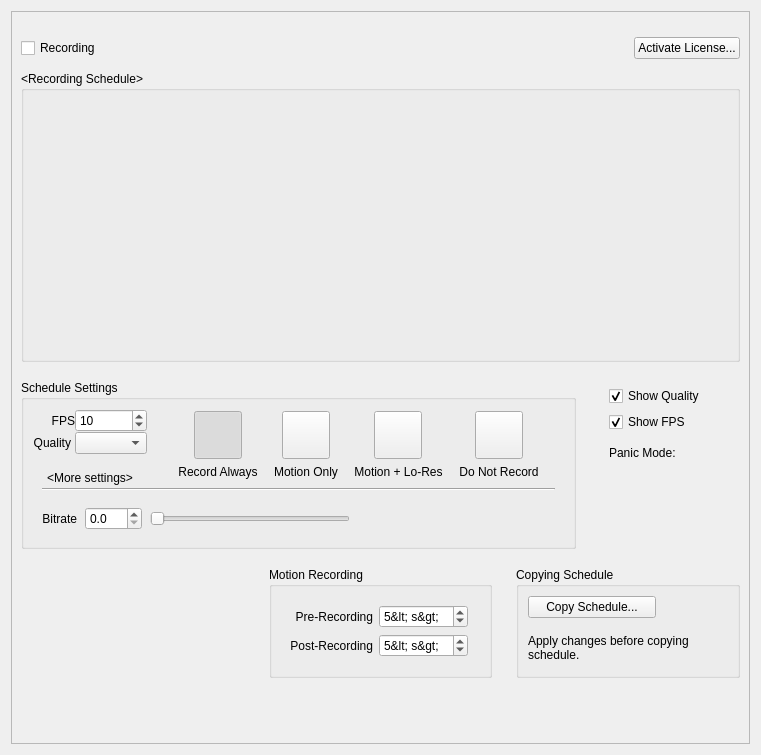
First picture: the form in client/nx_client_desktop/src/ui/widgets/properties/camera_schedule_widget.ui, repository networkoptix/nx_open, before the edit.
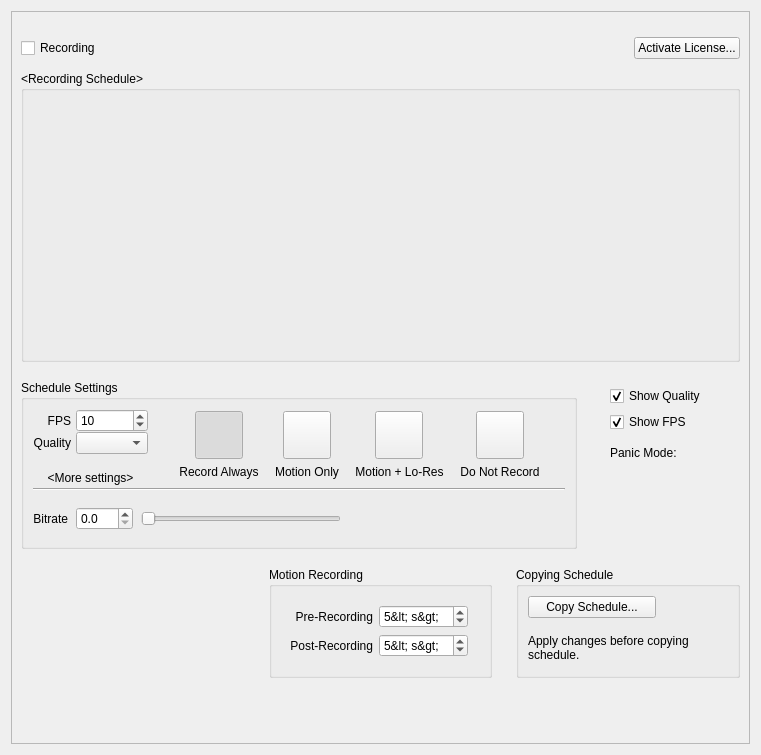
Second picture: the form after the edit. Custom widgets are drawn as their Qt base class.

Commit message:
VMS-9307 Fixing HintButton behaviour
<==== Mercurial data ====>
Branch: vms_3.2_release

The edit to the form file:
```diff
--- a/client/nx_client_desktop/src/ui/widgets/properties/camera_schedule_widget.ui
+++ b/client/nx_client_desktop/src/ui/widgets/properties/camera_schedule_widget.ui
@@ -27,8 +27,8 @@
        <rect>
         <x>0</x>
         <y>0</y>
-        <width>727</width>
-        <height>737</height>
+        <width>741</width>
+        <height>735</height>
        </rect>
       </property>
       <layout class="QVBoxLayout" name="verticalLayout_7" stretch="0,0,0,0,0,0,1">
@@ -448,9 +448,15 @@
                <property name="spacing">
                 <number>16</number>
                </property>
+               <property name="leftMargin">
+                <number>0</number>
+               </property>
                <property name="topMargin">
                 <number>0</number>
                </property>
+               <property name="rightMargin">
+                <number>0</number>
+               </property>
                <property name="bottomMargin">
                 <number>16</number>
                </property>
@@ -530,8 +536,27 @@
              </widget>
             </item>
             <item row="0" column="0">
-             <layout class="QGridLayout" name="gridLayout_3" columnstretch="0,0,1">
-              <item row="0" column="2">
+             <layout class="QGridLayout" name="gridLayout_3" columnstretch="1,0">
+              <property name="horizontalSpacing">
+               <number>5</number>
+              </property>
+              <item row="0" column="0">
+               <widget class="QLabel" name="fpsLabel">
+                <property name="sizePolicy">
+                 <sizepolicy hsizetype="Preferred" vsizetype="Preferred">
+                  <horstretch>0</horstretch>
+                  <verstretch>0</verstretch>
+                 </sizepolicy>
+                </property>
+                <property name="text">
+                 <string>FPS</string>
+                </property>
+                <property name="alignment">
+                 <set>Qt::AlignRight|Qt::AlignTrailing|Qt::AlignVCenter</set>
+                </property>
+               </widget>
+              </item>
+              <item row="0" column="1">
                <widget class="QSpinBox" name="fpsSpinBox">
                 <property name="minimum">
                  <number>1</number>
@@ -544,62 +569,26 @@
                 </property>
                </widget>
               </item>
-              <item row="1" column="0" colspan="2">
-               <layout class="QHBoxLayout" name="qualityLabelLayout" stretch="1,1,0">
-                <property name="spacing">
-                 <number>4</number>
+              <item row="1" column="0">
+               <widget class="nx::client::desktop::LabelWithHint" name="qualityLabel">
+                <property name="sizePolicy">
+                 <sizepolicy hsizetype="Preferred" vsizetype="Preferred">
+                  <horstretch>0</horstretch>
+                  <verstretch>0</verstretch>
+                 </sizepolicy>
                 </property>
-                <item>
-                 <spacer name="horizontalSpacer_3">
-                  <property name="orientation">
-                   <enum>Qt::Horizontal</enum>
-                  </property>
-                  <property name="sizeHint" stdset="0">
-                   <size>
-                    <width>0</width>
-                    <height>0</height>
-                   </size>
-                  </property>
-                 </spacer>
-                </item>
-                <item>
-                 <widget class="QLabel" name="qualityLabel">
-                  <property name="sizePolicy">
-                   <sizepolicy hsizetype="Preferred" vsizetype="Fixed">
-                    <horstretch>0</horstretch>
-                    <verstretch>0</verstretch>
-                   </sizepolicy>
-                  </property>
-                  <property name="text">
-                   <string>Quality</string>
-                  </property>
-                  <property name="alignment">
-                   <set>Qt::AlignRight|Qt::AlignTrailing|Qt::AlignVCenter</set>
-                  </property>
-                  <property name="buddy">
-                   <cstring>qualityComboBox</cstring>
-                  </property>
-                 </widget>
-                </item>
-                <item>
-                 <widget class="nx::client::desktop::HintButton" name="qualityLabelHint" native="true">
-                  <property name="sizePolicy">
-                   <sizepolicy hsizetype="Fixed" vsizetype="Fixed">
-                    <horstretch>0</horstretch>
-                    <verstretch>0</verstretch>
-                   </sizepolicy>
-                  </property>
-                  <property name="minimumSize">
-                   <size>
-                    <width>0</width>
-                    <height>0</height>
-                   </size>
-                  </property>
-                 </widget>
-                </item>
-               </layout>
+                <property name="text">
+                 <string>Quality</string>
+                </property>
+                <property name="alignment">
+                 <set>Qt::AlignRight|Qt::AlignTrailing|Qt::AlignVCenter</set>
+                </property>
+                <property name="buddy">
+                 <cstring>qualityComboBox</cstring>
+                </property>
+               </widget>
               </item>
-              <item row="1" column="2">
+              <item row="1" column="1">
                <widget class="QComboBox" name="qualityComboBox">
                 <property name="sizePolicy">
                  <sizepolicy hsizetype="Preferred" vsizetype="Preferred">
@@ -618,23 +607,7 @@
                 </property>
                </widget>
               </item>
-              <item row="3" column="0" colspan="3">
-               <widget class="QPushButton" name="advancedSettingsButton">
-                <property name="maximumSize">
-                 <size>
-                  <width>16777215</width>
-                  <height>20</height>
-                 </size>
-                </property>
-                <property name="text">
-                 <string notr="true">&lt;More settings&gt;</string>
-                </property>
-                <property name="flat">
-                 <bool>true</bool>
-                </property>
-               </widget>
-              </item>
-              <item row="2" column="0" colspan="3">
+              <item row="2" column="0">
                <spacer name="verticalSpacer_2">
                 <property name="orientation">
                  <enum>Qt::Vertical</enum>
@@ -647,38 +620,21 @@
                 </property>
                </spacer>
               </item>
-              <item row="0" column="0" colspan="2">
-               <layout class="QHBoxLayout" name="fpsHorizontalLayout" stretch="1,0">
-                <item>
-                 <spacer name="horizontalSpacer_4">
-                  <property name="orientation">
-                   <enum>Qt::Horizontal</enum>
-                  </property>
-                  <property name="sizeHint" stdset="0">
-                   <size>
-                    <width>0</width>
-                    <height>0</height>
-                   </size>
-                  </property>
-                 </spacer>
-                </item>
-                <item>
-                 <widget class="QLabel" name="fpsLabel">
-                  <property name="sizePolicy">
-                   <sizepolicy hsizetype="Preferred" vsizetype="Preferred">
-                    <horstretch>0</horstretch>
-                    <verstretch>0</verstretch>
-                   </sizepolicy>
-                  </property>
-                  <property name="text">
-                   <string>FPS</string>
-                  </property>
-                  <property name="alignment">
-                   <set>Qt::AlignRight|Qt::AlignTrailing|Qt::AlignVCenter</set>
-                  </property>
-                 </widget>
-                </item>
-               </layout>
+              <item row="3" column="0" colspan="2">
+               <widget class="QPushButton" name="advancedSettingsButton">
+                <property name="maximumSize">
+                 <size>
+                  <width>16777215</width>
+                  <height>20</height>
+                 </size>
+                </property>
+                <property name="text">
+                 <string notr="true">&lt;More settings&gt;</string>
+                </property>
+                <property name="flat">
+                 <bool>true</bool>
+                </property>
+               </widget>
               </item>
              </layout>
             </item>
@@ -953,15 +909,16 @@
   </layout>
  </widget>
  <customwidgets>
-  <customwidget>
-   <class>nx::client::desktop::HintButton</class>
-   <extends>QWidget</extends>
-   <header location="global">nx/client/desktop/common/widgets/hint_button.h</header>
-  </customwidget>
   <customwidget>
    <class>QnScheduleGridWidget</class>
    <extends>QWidget</extends>
-   <header>ui/widgets/properties/schedule_grid_widget.h</header>
+   <header location="global">ui/widgets/properties/schedule_grid_widget.h</header>
+   <container>1</container>
+  </customwidget>
+  <customwidget>
+   <class>QnLicensesUsageWidget</class>
+   <extends>QWidget</extends>
+   <header location="global">ui/widgets/licensing/licenses_usage_widget.h</header>
    <container>1</container>
   </customwidget>
   <customwidget>
@@ -969,18 +926,17 @@
    <extends>QToolButton</extends>
    <header location="global">ui/widgets/common/selectable_button.h</header>
   </customwidget>
-  <customwidget>
-   <class>QnLicensesUsageWidget</class>
-   <extends>QWidget</extends>
-   <header location="global">ui/widgets/licensing/licenses_usage_widget.h</header>
-   <container>1</container>
-  </customwidget>
   <customwidget>
    <class>QnArchiveLengthWidget</class>
    <extends>QWidget</extends>
    <header location="global">ui/widgets/properties/archive_length_widget.h</header>
    <container>1</container>
   </customwidget>
+  <customwidget>
+   <class>nx::client::desktop::LabelWithHint</class>
+   <extends>QLabel</extends>
+   <header location="global">nx/client/desktop/common/widgets/widget_with_hint.h</header>
+  </customwidget>
  </customwidgets>
  <tabstops>
   <tabstop>enableRecordingCheckBox</tabstop>
```
The commit also changes 1 other file.
